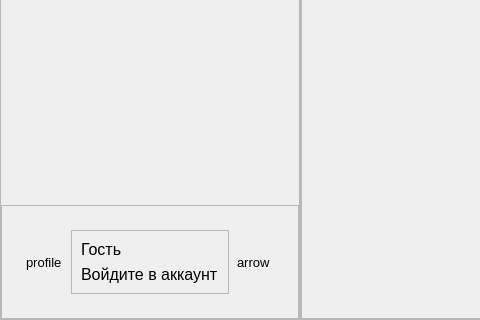
Above: ui/ui/main.ui from pntech-dev/Documents-Exp-Desktop before the change; both pictures show x 0 to 480 and y 418 to 738 of the 1079 by 738 pixel window. Below: the same form after it.
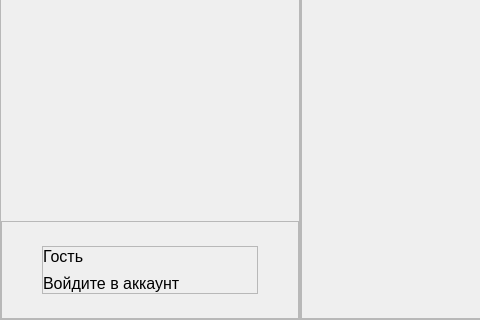
That is the form after the change. Custom widgets are drawn as their Qt base class.

Commit message: feat(ui): add profile icons for different modes and arrow icon

The edit to the form file:
```diff
--- a/ui/ui/main.ui
+++ b/ui/ui/main.ui
@@ -267,12 +267,18 @@
              </font>
             </property>
             <property name="text">
-             <string>profile</string>
+             <string/>
             </property>
            </widget>
           </item>
           <item>
            <widget class="QFrame" name="profile_data_frame">
+            <property name="sizePolicy">
+             <sizepolicy hsizetype="Expanding" vsizetype="Preferred">
+              <horstretch>0</horstretch>
+              <verstretch>0</verstretch>
+             </sizepolicy>
+            </property>
             <property name="frameShape">
              <enum>QFrame::StyledPanel</enum>
             </property>
@@ -280,6 +286,21 @@
              <enum>QFrame::Raised</enum>
             </property>
             <layout class="QVBoxLayout" name="verticalLayout_3">
+             <property name="spacing">
+              <number>8</number>
+             </property>
+             <property name="leftMargin">
+              <number>0</number>
+             </property>
+             <property name="topMargin">
+              <number>0</number>
+             </property>
+             <property name="rightMargin">
+              <number>0</number>
+             </property>
+             <property name="bottomMargin">
+              <number>0</number>
+             </property>
              <item>
               <widget class="QLabel" name="profile_name_label">
                <property name="text">
@@ -298,14 +319,26 @@
            </widget>
           </item>
           <item>
-           <widget class="QLabel" name="profile_arrow_label">
+           <widget class="IconLabel" name="profile_arrow_label">
+            <property name="sizePolicy">
+             <sizepolicy hsizetype="Minimum" vsizetype="Preferred">
+              <horstretch>0</horstretch>
+              <verstretch>0</verstretch>
+             </sizepolicy>
+            </property>
             <property name="font">
              <font>
               <pointsize>10</pointsize>
              </font>
             </property>
+            <property name="frameShape">
+             <enum>QFrame::NoFrame</enum>
+            </property>
             <property name="text">
-             <string>arrow</string>
+             <string/>
+            </property>
+            <property name="alignment">
+             <set>Qt::AlignCenter</set>
             </property>
            </widget>
           </item>
@@ -595,6 +628,11 @@
    <extends>QLabel</extends>
    <header>.custom_widgets</header>
   </customwidget>
+  <customwidget>
+   <class>ProfileIconLabel</class>
+   <extends>QLabel</extends>
+   <header>.custom_widgets</header>
+  </customwidget>
  </customwidgets>
  <resources>
   <include location="../../resources/icons/icons_resources.qrc"/>
```
Left out of the diff: 2 changed lines with no effect on the pictures. The commit also changes 19 other files.
